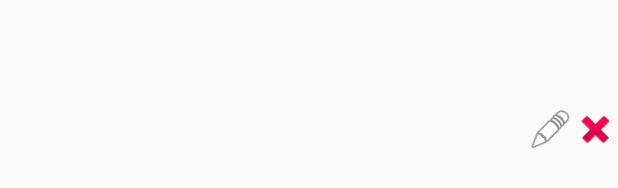
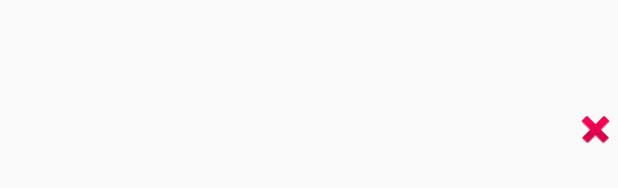
Before and after one commit to proteus1121/LeafClasificatorAndroid, an Android app: the layout child_view.xml on its own in the app's theme, with its tools: preview values and no code run, on a phone screen of 412 x 824 dp. Shown: the part 488-676 px from the top of the screen. Run offline under Robolectric (Android 15) with nearby library versions, the phone set to English and light mode, and no system bars.

Commit message:
delete edit leaf name

```diff
--- a/app/src/main/res/layout/child_view.xml
+++ b/app/src/main/res/layout/child_view.xml
@@ -20,12 +20,6 @@
         android:orientation="horizontal">
 
         <Button
-            android:id="@+id/edit_leaf"
-            android:layout_width="30dp"
-            android:layout_height="30dp"
-            android:background="@android:drawable/ic_menu_edit" />
-
-        <Button
             android:id="@+id/delete_leaf"
             android:layout_width="30dp"
             android:layout_height="30dp"
```
Also changed, not shown: app/src/main/java/com/ishchenko/artem/leafclassifierandroid/LeafAdapter.java (+0 -21 lines).
